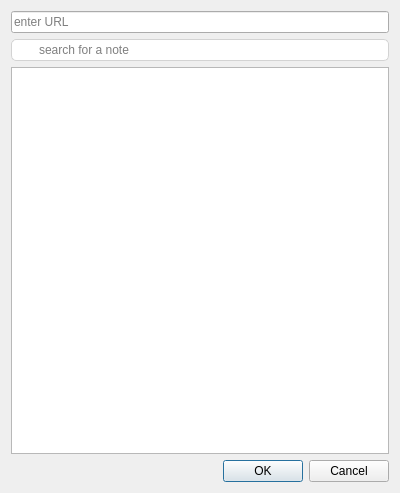
Old version of the form src/linkdialog.ui in the repository pbek/QOwnNotes.
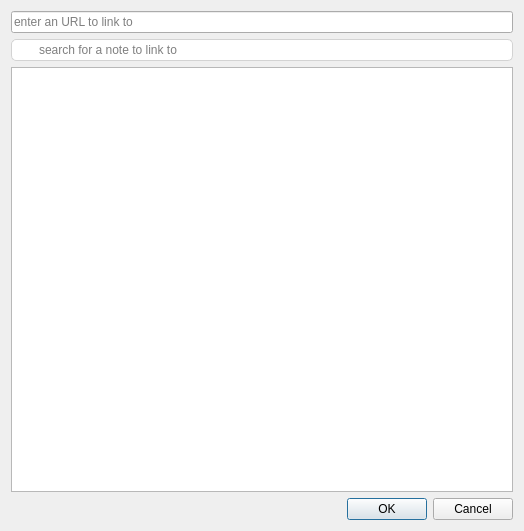
New version of the form. Icons and pictures are not drawn.

Patch:
```diff
--- a/src/linkdialog.ui
+++ b/src/linkdialog.ui
@@ -6,8 +6,8 @@
    <rect>
     <x>0</x>
     <y>0</y>
-    <width>400</width>
-    <height>493</height>
+    <width>524</width>
+    <height>531</height>
    </rect>
   </property>
   <property name="windowTitle">
@@ -28,7 +28,7 @@
         <string/>
        </property>
        <property name="placeholderText">
-        <string>enter URL</string>
+        <string>enter an URL to link to</string>
        </property>
       </widget>
      </item>
@@ -50,7 +50,7 @@
 </string>
        </property>
        <property name="placeholderText">
-        <string>search for a note</string>
+        <string>search for a note to link to</string>
        </property>
       </widget>
      </item>
```
